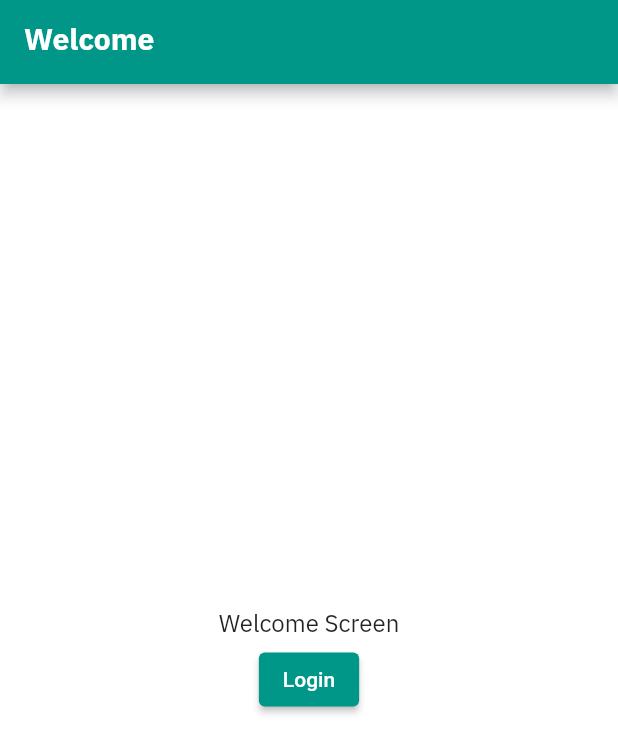
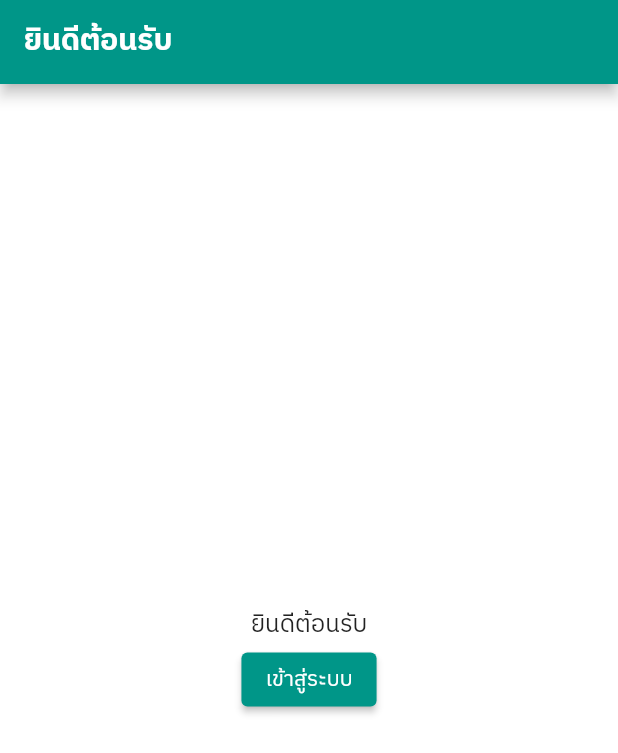
Before and after one commit to iamsamitdev/flutter_scale_mimotech, a Flutter app: the screen it shows after launch, on a phone screen of 412 x 824 dp. Shown: the top 753 px of the screen. Run offline on Flutter 3.47's test engine with Material 2 defaults, Android fonts, the phone set to English and light mode, and no system bars.

Commit message:
update styles

```diff
--- a/lib/main.dart
+++ b/lib/main.dart
@@ -14,6 +14,7 @@ class MyApp extends StatelessWidget {
   @override
   Widget build(BuildContext context) {
     return MaterialApp(
+      debugShowCheckedModeBanner: false,
       theme: AppTheme.lightTheme,
       initialRoute: '/',
       routes: AppRouter.routes,
--- a/lib/screens/login/login_screen.dart
+++ b/lib/screens/login/login_screen.dart
@@ -14,10 +14,10 @@ class _LoginScreenState extends State<LoginScreen> {
   Widget build(BuildContext context) {
     return Scaffold(
       appBar: AppBar(
-        title: const Text('Login'),
+        title: const Text('เข้าสู่ระบบ'),
       ),
       body: Center(
-        child: Text('Login Screen'),
+        child: Text('หน้าเข้าสู่ระบบ'),
       ),
     );
   }
--- a/lib/screens/welcome/welcome_screen.dart
+++ b/lib/screens/welcome/welcome_screen.dart
@@ -14,18 +14,18 @@ class _WelcomeScreenState extends State<WelcomeScreen> {
   Widget build(BuildContext context) {
     return Scaffold(
       appBar: AppBar(
-        title: const Text('Welcome'),
+        title: const Text('ยินดีต้อนรับ'),
       ),
       body: Center(
         child: Column(
           mainAxisAlignment: MainAxisAlignment.center,
           children: [
-            Text('Welcome Screen'),
+            Text('ยินดีต้อนรับ'),
             ElevatedButton(
               onPressed: () {
                 Navigator.pushNamed(context, '/login');
               },
-              child: const Text('Login'),
+              child: const Text('เข้าสู่ระบบ'),
             ),
           ],
         ),
--- a/lib/themes/styles.dart
+++ b/lib/themes/styles.dart
@@ -7,17 +7,16 @@ class AppTheme {
   // Custom text theme
   static final customTextTheme = TextTheme(
     bodyMedium: TextStyle(
-      fontFamily: 'IBMPlexSansThai',
       fontSize: 16,
     ),
     bodyLarge: TextStyle(
-      fontFamily: 'IBMPlexSansThai',
       fontSize: 24,
     ),
   );
 
   // light theme
   static final ThemeData lightTheme = ThemeData(
+    fontFamily: 'IBMPlexSansThai',
     textTheme: customTextTheme,
     primaryColor: primary,
     primaryColorDark: primaryDark,
@@ -41,6 +40,7 @@ class AppTheme {
 
   // dark theme
   static final ThemeData darkTheme = ThemeData(
+      fontFamily: 'IBMPlexSansThai',
       textTheme: customTextTheme,
       primaryColor: primary,
       primaryColorDark: primaryDark,
```
